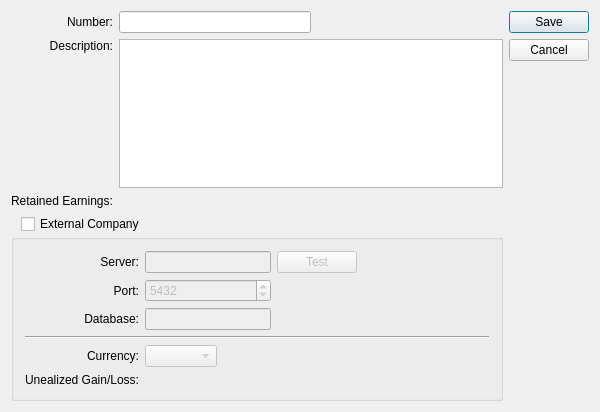
First picture: the form in xtuple/trunk/guiclient/company.ui, repository WooodHead/xtuple, before the edit.
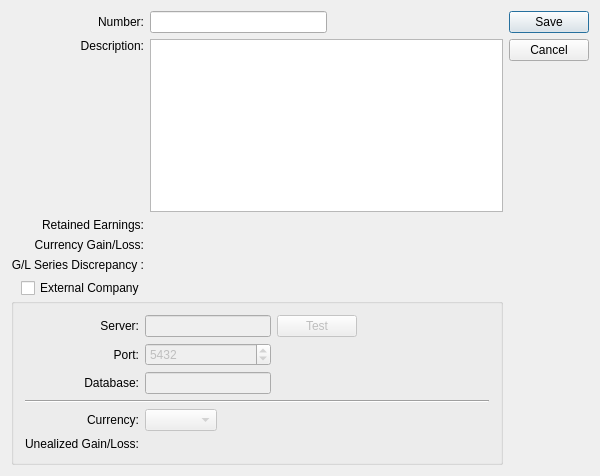
Second picture: the form after the edit. Custom widgets are drawn as their Qt base class.

Commit message: issue #6200:  Continued progress breaking up global accounts to support multi-company implementations.

```diff
--- a/xtuple/trunk/guiclient/company.ui
+++ b/xtuple/trunk/guiclient/company.ui
@@ -14,7 +14,7 @@
     <x>0</x>
     <y>0</y>
     <width>600</width>
-    <height>412</height>
+    <height>476</height>
    </rect>
   </property>
   <property name="windowTitle">
@@ -83,7 +83,7 @@
    <item row="1" column="1">
     <widget class="XTextEdit" name="_descrip"/>
    </item>
-   <item row="3" column="0" colspan="2">
+   <item row="5" column="0" colspan="2">
     <layout class="QVBoxLayout" name="verticalLayout">
      <property name="spacing">
       <number>0</number>
@@ -234,7 +234,7 @@
          </widget>
         </item>
         <item row="5" column="1" colspan="3">
-         <widget class="GLCluster" name="_gainloss">
+         <widget class="GLCluster" name="_unrlzgainloss">
           <property name="enabled">
            <bool>false</bool>
           </property>
@@ -290,6 +290,35 @@
      <property name="text">
       <string>Retained Earnings:</string>
      </property>
+     <property name="alignment">
+      <set>Qt::AlignRight|Qt::AlignTrailing|Qt::AlignVCenter</set>
+     </property>
+    </widget>
+   </item>
+   <item row="3" column="1">
+    <widget class="GLCluster" name="_gainloss"/>
+   </item>
+   <item row="4" column="1">
+    <widget class="GLCluster" name="_discrepancy"/>
+   </item>
+   <item row="3" column="0">
+    <widget class="QLabel" name="_gainlossLit_2">
+     <property name="text">
+      <string>Currency Gain/Loss:</string>
+     </property>
+     <property name="alignment">
+      <set>Qt::AlignRight|Qt::AlignTrailing|Qt::AlignVCenter</set>
+     </property>
+    </widget>
+   </item>
+   <item row="4" column="0">
+    <widget class="QLabel" name="_discrepancyLit">
+     <property name="text">
+      <string>G/L Series Discrepancy :</string>
+     </property>
+     <property name="alignment">
+      <set>Qt::AlignRight|Qt::AlignTrailing|Qt::AlignVCenter</set>
+     </property>
     </widget>
    </item>
   </layout>
```
Left out of the diff: 1 changed line with no effect on the pictures. The commit also changes 9 other files.
